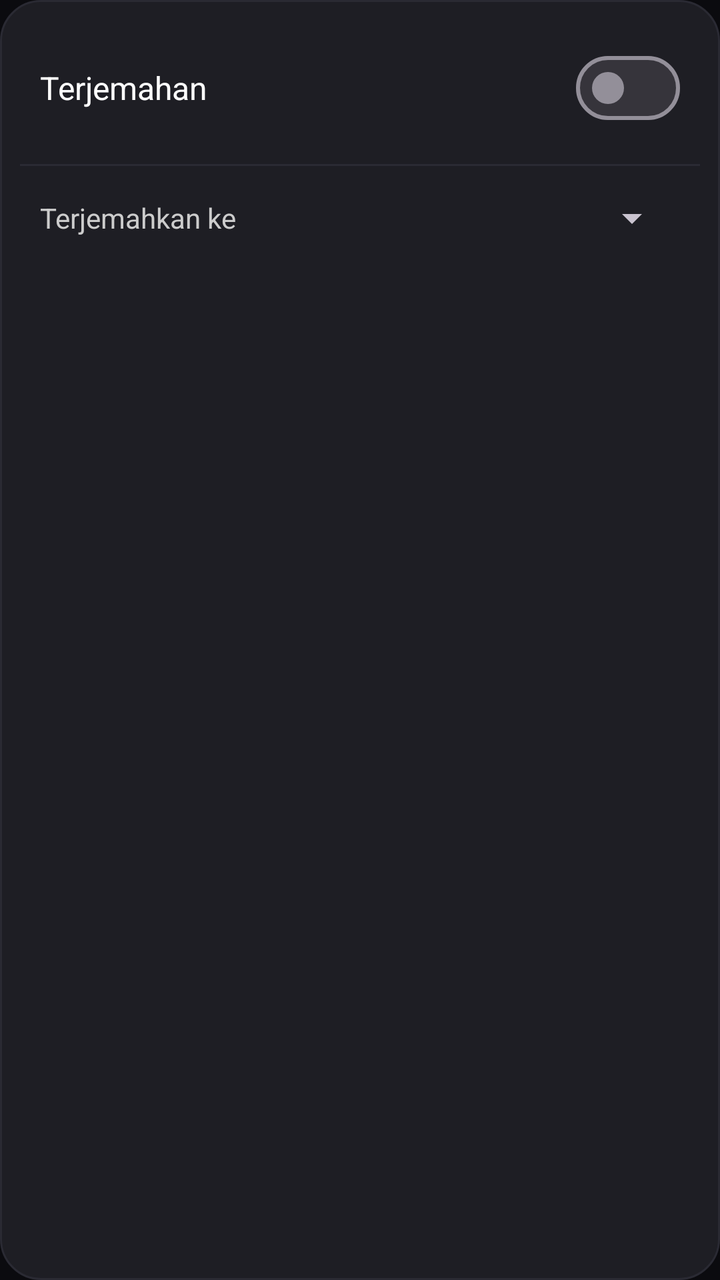
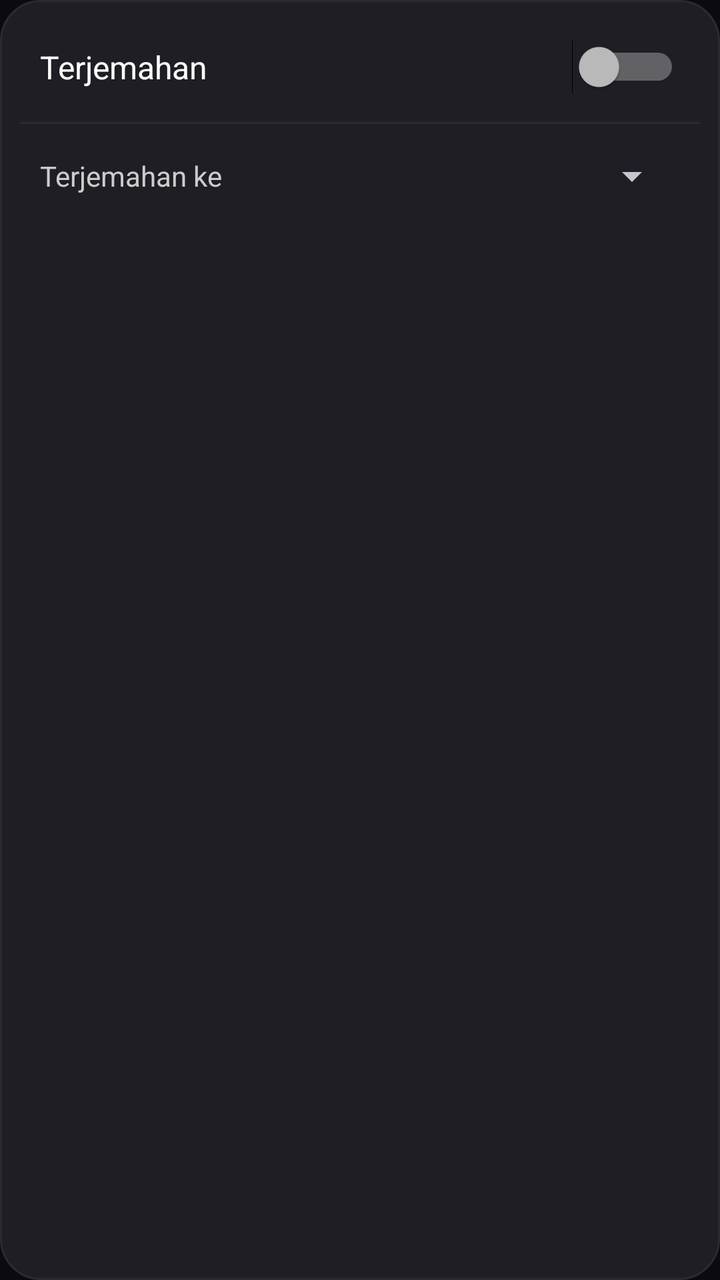

The first picture is an Android layout as it rendered before a commit; the second is the same layout after the commit. The layout source and the unified diff follow.
<!-- AndroidManifest.xml: application theme Theme.Cangqiong -->
<!-- res/layout/menu.xml -->
<?xml version="1.0" encoding="utf-8"?>
<LinearLayout xmlns:android="http://schemas.android.com/apk/res/android"
    android:layout_width="260dp"
    android:layout_height="wrap_content"
    android:orientation="vertical"
    android:background="@drawable/menu_bg"
    android:padding="10dp">

    <LinearLayout
        android:layout_width="match_parent"
        android:layout_height="wrap_content"
        android:orientation="horizontal"
        android:gravity="center_vertical"
        android:padding="10dp">

        <TextView
            android:layout_width="0dp"
            android:layout_height="wrap_content"
            android:layout_weight="1"
            android:text="Terjemahan"
            android:textColor="#FFFFFF"
            android:textSize="16sp"/>

        <com.google.android.material.materialswitch.MaterialSwitch
            android:id="@+id/switchTranslate"
            android:layout_width="wrap_content"
            android:layout_height="wrap_content"/>
    </LinearLayout>

    <View
        android:layout_width="match_parent"
        android:layout_height="1dp"
        android:background="#2A2A33"
        android:layout_marginTop="4dp"
        android:layout_marginBottom="4dp"/>

    <LinearLayout
        android:layout_width="match_parent"
        android:layout_height="wrap_content"
        android:orientation="horizontal"
        android:gravity="center_vertical"
        android:padding="10dp">

        <TextView
            android:layout_width="0dp"
            android:layout_height="wrap_content"
            android:layout_weight="1"
            android:text="Terjemahkan ke"
            android:textColor="#CCCCCC"
            android:textSize="14sp"/>

        <Spinner
            android:id="@+id/spinnerLang"
            android:layout_width="wrap_content"
            android:layout_height="wrap_content"
            android:minWidth="120dp"/>
    </LinearLayout>
</LinearLayout>
<!-- resources referenced by this layout -->
<resources>
  <!-- drawable menu_bg (drawable) -->
  <shape xmlns:android="http://schemas.android.com/apk/res/android"
      android:shape="rectangle">
      <solid android:color="#1E1E24"/>
      <corners android:radius="20dp"/>
      <stroke android:width="1dp" android:color="#2A2A33"/>
  </shape>
  <style name="Theme.Cangqiong" parent="Theme.Material3.Dark.NoActionBar">
          <item name="android:statusBarColor">#0B0B0F</item>
          <item name="android:windowBackground">#0B0B0F</item>
      </style>
</resources>

<!-- the commit's change to res/layout/menu.xml (unified diff, before → after) -->
@@ -21,7 +21,7 @@
             android:textColor="#FFFFFF"
             android:textSize="16sp"/>
 
-        <com.google.android.material.materialswitch.MaterialSwitch
+        <Switch
             android:id="@+id/switchTranslate"
             android:layout_width="wrap_content"
             android:layout_height="wrap_content"/>
@@ -45,7 +45,7 @@
             android:layout_width="0dp"
             android:layout_height="wrap_content"
             android:layout_weight="1"
-            android:text="Terjemahkan ke"
+            android:text="Terjemahan ke"
             android:textColor="#CCCCCC"
             android:textSize="14sp"/>
 
